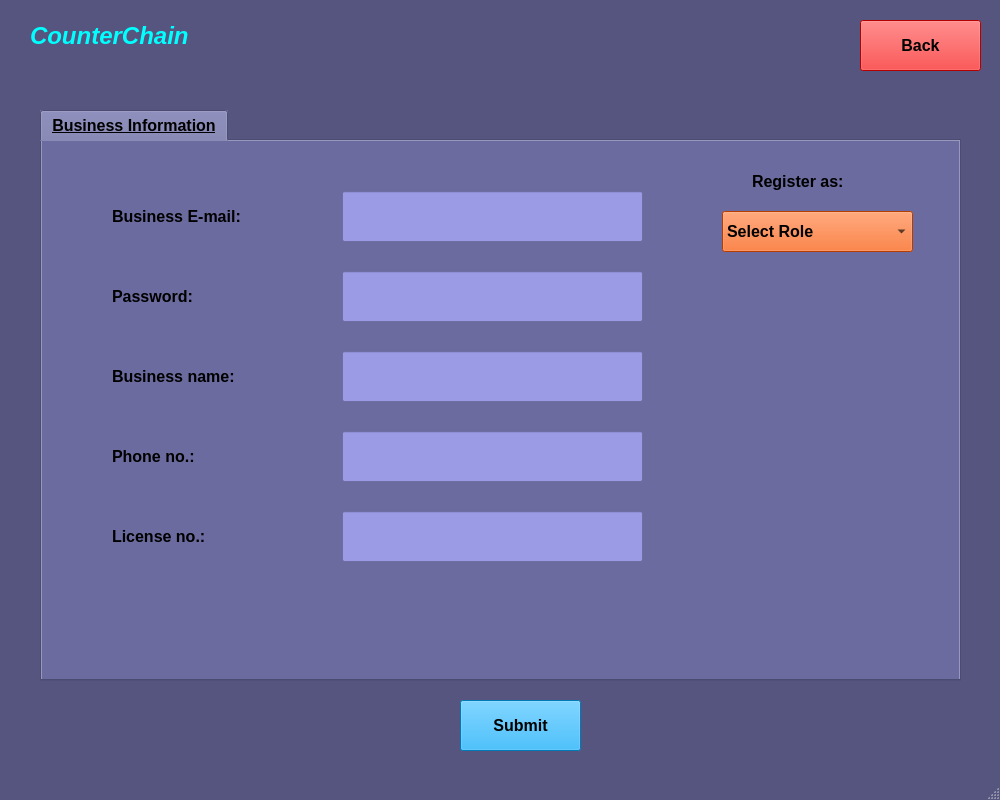
Qt form register.ui (shubham0298/CounterChain) before a commit.
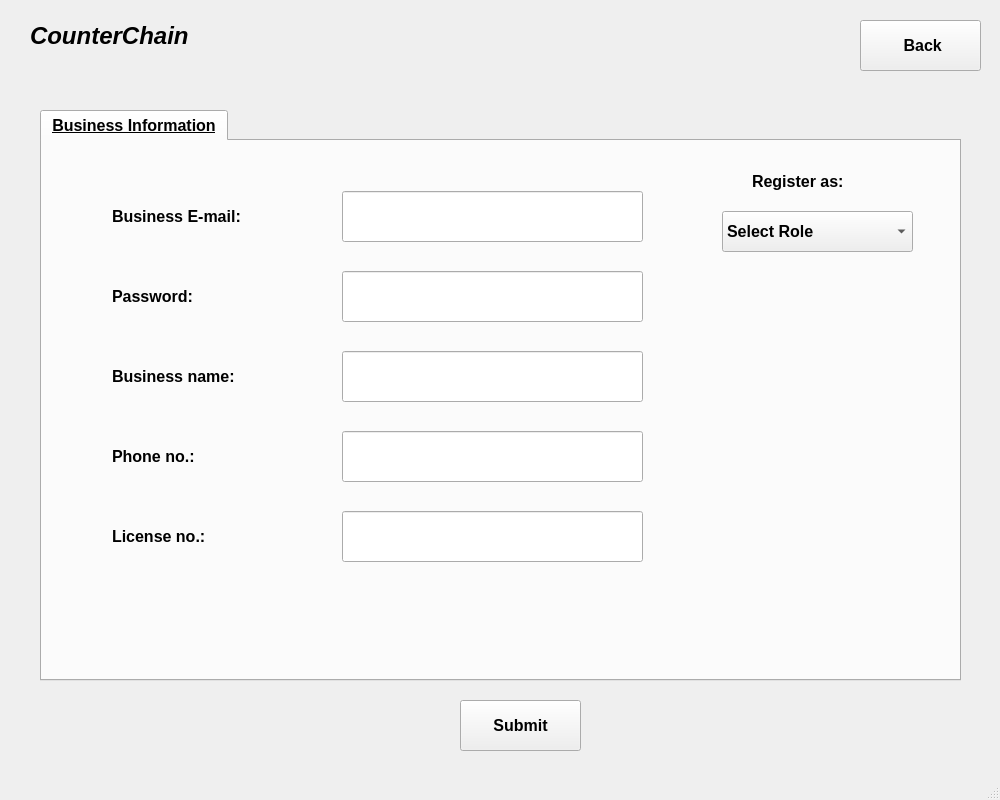
The same form after that commit. Icons and pictures are not drawn.

```diff
--- a/register.ui
+++ b/register.ui
@@ -26,21 +26,7 @@
    <string>Register</string>
   </property>
   <property name="styleSheet">
-   <string notr="true">QMainWindow{
-	background-color: rgb(85, 85, 127);
-}
-QPushButton#backButton{
-	background-color: rgb(255, 0, 0);
-}
-QPushButton#submitButton{
-	background-color: rgb(0, 170, 255);
-}
-QLineEdit{	
-	background-color: rgb(154, 154, 229);
-}
-QComboBox{	
-	background-color: rgb(154, 154, 229);
-}</string>
+   <string notr="true"/>
   </property>
   <widget class="QWidget" name="centralwidget">
    <widget class="QTabWidget" name="tabWidget">
@@ -64,7 +50,7 @@
      </font>
     </property>
     <property name="styleSheet">
-     <string notr="true">background-color: rgb(107, 107, 159);</string>
+     <string notr="true"/>
     </property>
     <property name="currentIndex">
      <number>0</number>
@@ -214,7 +200,7 @@
        </font>
       </property>
       <property name="styleSheet">
-       <string notr="true">background-color: rgb(255, 85, 0);</string>
+       <string notr="true"/>
       </property>
       <item>
        <property name="text">
@@ -255,7 +241,7 @@
        </font>
       </property>
       <property name="styleSheet">
-       <string notr="true">background-color: rgb(154, 154, 229);</string>
+       <string notr="true"/>
       </property>
      </widget>
      <widget class="QLineEdit" name="paswd_LE">
@@ -276,7 +262,7 @@
        </font>
       </property>
       <property name="styleSheet">
-       <string notr="true">background-color: rgb(154, 154, 229);</string>
+       <string notr="true"/>
       </property>
       <property name="echoMode">
        <enum>QLineEdit::Password</enum>
@@ -300,7 +286,7 @@
        </font>
       </property>
       <property name="styleSheet">
-       <string notr="true">background-color: rgb(154, 154, 229);</string>
+       <string notr="true"/>
       </property>
      </widget>
      <widget class="QLineEdit" name="phone_LE">
@@ -321,7 +307,7 @@
        </font>
       </property>
       <property name="styleSheet">
-       <string notr="true">background-color: rgb(154, 154, 229);</string>
+       <string notr="true"/>
       </property>
      </widget>
      <widget class="QLabel" name="label_7">
@@ -366,7 +352,7 @@
        </font>
       </property>
       <property name="styleSheet">
-       <string notr="true">background-color: rgb(154, 154, 229);</string>
+       <string notr="true"/>
       </property>
      </widget>
     </widget>
@@ -391,7 +377,7 @@
      <cursorShape>PointingHandCursor</cursorShape>
     </property>
     <property name="text">
-     <string>Back</string>
+     <string> Back</string>
     </property>
     <property name="icon">
      <iconset>
@@ -443,8 +429,8 @@
         <brush brushstyle="SolidPattern">
          <color alpha="255">
           <red>0</red>
-          <green>255</green>
-          <blue>255</blue>
+          <green>0</green>
+          <blue>0</blue>
          </color>
         </brush>
        </colorrole>
@@ -472,8 +458,8 @@
         <brush brushstyle="SolidPattern">
          <color alpha="255">
           <red>0</red>
-          <green>255</green>
-          <blue>255</blue>
+          <green>0</green>
+          <blue>0</blue>
          </color>
         </brush>
        </colorrole>
```
